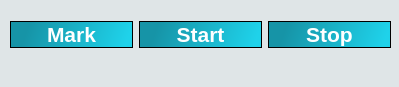
Above: mainwindow.ui from RamkumarMohan6383/Mouse_Autoclick before the change. Below: the same form after it.
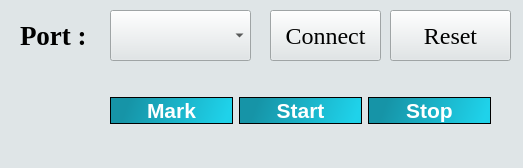
That is the form after the change. Icons and pictures are not drawn.

What changed in the file:
```diff
--- a/mainwindow.ui
+++ b/mainwindow.ui
@@ -6,8 +6,8 @@
    <rect>
     <x>0</x>
     <y>0</y>
-    <width>399</width>
-    <height>87</height>
+    <width>523</width>
+    <height>168</height>
    </rect>
   </property>
   <property name="windowTitle">
@@ -17,11 +17,11 @@
    <string notr="true">background-color: rgb(223, 229, 231);</string>
   </property>
   <widget class="QWidget" name="centralwidget">
-   <widget class="QWidget" name="">
+   <widget class="QWidget" name="layoutWidget">
     <property name="geometry">
      <rect>
-      <x>10</x>
-      <y>4</y>
+      <x>110</x>
+      <y>80</y>
       <width>381</width>
       <height>61</height>
      </rect>
@@ -179,6 +179,82 @@
      </item>
     </layout>
    </widget>
+   <widget class="QComboBox" name="comboBox">
+    <property name="geometry">
+     <rect>
+      <x>110</x>
+      <y>10</y>
+      <width>141</width>
+      <height>51</height>
+     </rect>
+    </property>
+    <property name="font">
+     <font>
+      <family>Times New Roman</family>
+      <pointsize>16</pointsize>
+     </font>
+    </property>
+   </widget>
+   <widget class="QLabel" name="label">
+    <property name="geometry">
+     <rect>
+      <x>20</x>
+      <y>20</y>
+      <width>81</width>
+      <height>31</height>
+     </rect>
+    </property>
+    <property name="font">
+     <font>
+      <family>Times New Roman</family>
+      <pointsize>20</pointsize>
+      <weight>75</weight>
+      <italic>false</italic>
+      <bold>true</bold>
+     </font>
+    </property>
+    <property name="text">
+     <string>Port : </string>
+    </property>
+   </widget>
+   <widget class="QPushButton" name="pushButton_4">
+    <property name="geometry">
+     <rect>
+      <x>270</x>
+      <y>10</y>
+      <width>111</width>
+      <height>51</height>
+     </rect>
+    </property>
+    <property name="font">
+     <font>
+      <family>Times New Roman</family>
+      <pointsize>18</pointsize>
+     </font>
+    </property>
+    <property name="text">
+     <string>Connect</string>
+    </property>
+   </widget>
+   <widget class="QPushButton" name="pushButton_5">
+    <property name="geometry">
+     <rect>
+      <x>390</x>
+      <y>10</y>
+      <width>121</width>
+      <height>51</height>
+     </rect>
+    </property>
+    <property name="font">
+     <font>
+      <family>Times New Roman</family>
+      <pointsize>18</pointsize>
+     </font>
+    </property>
+    <property name="text">
+     <string>Reset</string>
+    </property>
+   </widget>
   </widget>
   <widget class="QStatusBar" name="statusbar"/>
  </widget>
```
